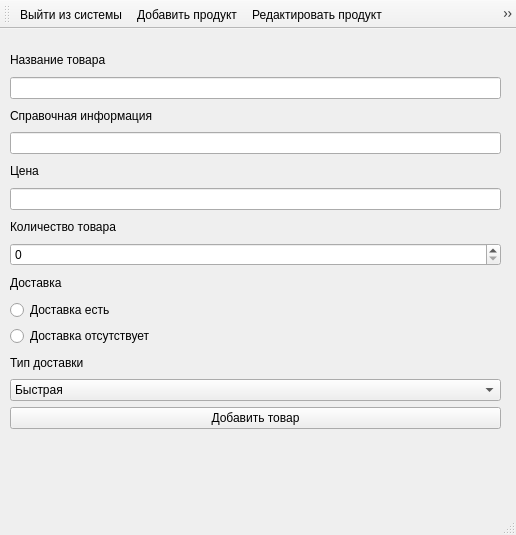
First picture: the form in Source/MDKP/workeradddelivery.ui, repository striction10/MDKP, before the edit.
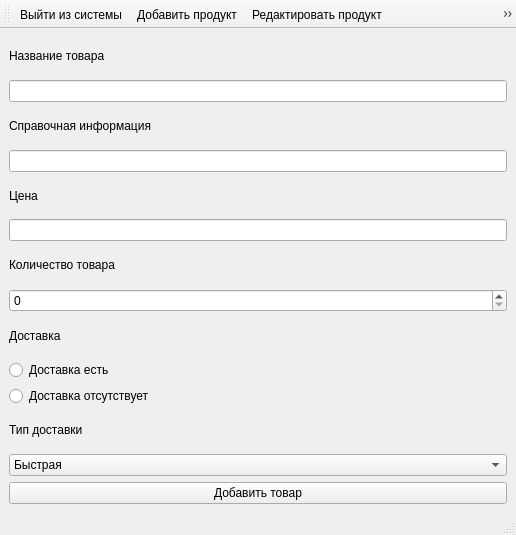
Second picture: the form after the edit.

```diff
--- a/Source/MDKP/workeradddelivery.ui
+++ b/Source/MDKP/workeradddelivery.ui
@@ -10,25 +10,12 @@
     <height>535</height>
    </rect>
   </property>
-  <property name="minimumSize">
-   <size>
-    <width>516</width>
-    <height>535</height>
-   </size>
-  </property>
   <property name="windowTitle">
    <string>MainWindow</string>
   </property>
   <widget class="QWidget" name="centralwidget">
-   <widget class="QWidget" name="layoutWidget">
-    <property name="geometry">
-     <rect>
-      <x>10</x>
-      <y>20</y>
-      <width>491</width>
-      <height>380</height>
-     </rect>
-    </property>
+   <layout class="QHBoxLayout" name="horizontalLayout">
+    <item>
     <layout class="QVBoxLayout" name="verticalLayout">
      <item>
       <widget class="QLabel" name="label">
@@ -124,7 +111,8 @@
       </widget>
      </item>
     </layout>
-   </widget>
+    </item>
+   </layout>
   </widget>
   <widget class="QMenuBar" name="menubar">
    <property name="geometry">
```
Lines whose indentation alone changed are shown as unchanged.
